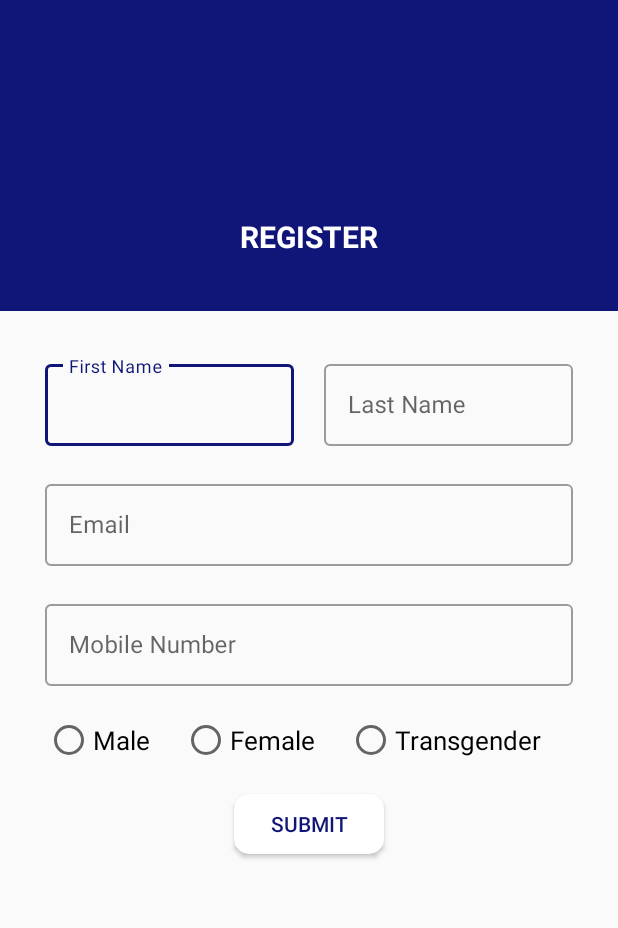
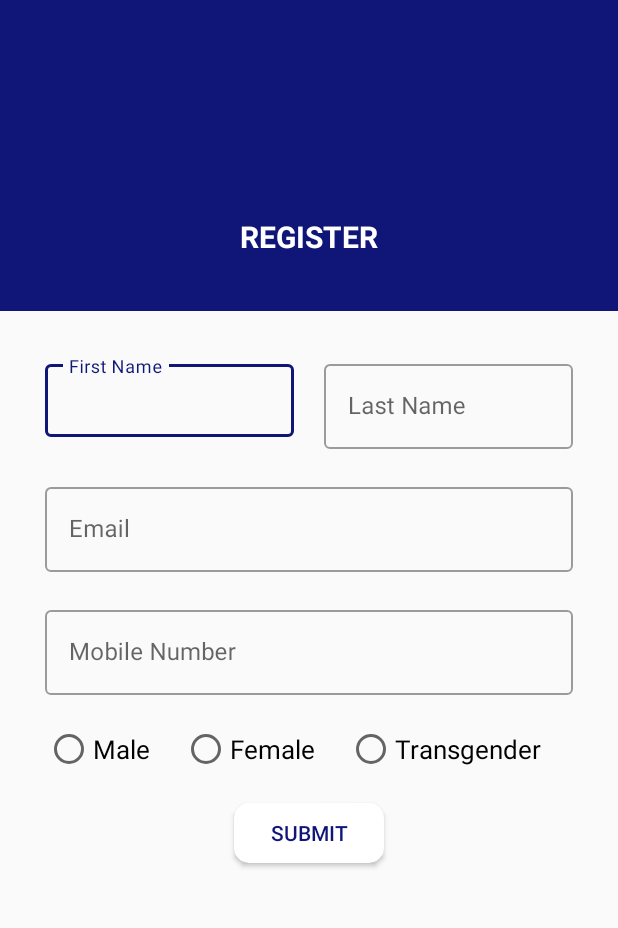
Before and after one commit to Samplemadmovegame/madmovegame_apk, an Android app: the layout fragment_register.xml on its own in the app's theme, with its tools: preview values and no code run, on a phone screen of 412 x 824 dp, the part 183-1111 px from its top. Run offline under Robolectric (Android 15) with nearby library versions, the phone set to English and light mode, and no system bars.

Commit message:
lasted code

```diff
--- a/app/src/main/res/layout/fragment_register.xml
+++ b/app/src/main/res/layout/fragment_register.xml
@@ -47,26 +47,24 @@
 
         <android.support.constraint.ConstraintLayout
             android:layout_width="match_parent"
-            android:padding="@dimen/login_page_padding"
-            android:layout_height="match_parent">
-
+            android:layout_height="match_parent"
+            android:padding="@dimen/login_page_padding">
 
             <android.support.design.widget.TextInputLayout
                 android:id="@+id/first_name_t_i_layout"
                 style="@style/Widget.MaterialComponents.TextInputLayout.OutlinedBox.Dense"
                 android:layout_width="@dimen/dim_0dp"
-                android:layout_height="@dimen/edit_text_height"
+                android:layout_height="wrap_content"
                 android:layout_marginEnd="@dimen/dim_20dp"
+                android:hint="@string/first_name"
                 app:layout_constraintLeft_toLeftOf="parent"
-                android:hint="@string/first_name"
                 app:layout_constraintRight_toLeftOf="@+id/last_name_t_i_layout"
                 app:layout_constraintTop_toTopOf="parent">
 
                 <android.support.design.widget.TextInputEditText
                     android:id="@+id/first_name_et"
                     android:layout_width="match_parent"
-                    android:layout_height="match_parent"
-                    />
+                    android:layout_height="wrap_content" />
 
             </android.support.design.widget.TextInputLayout>
 
@@ -74,19 +72,18 @@
                 android:id="@+id/last_name_t_i_layout"
                 style="@style/Widget.MaterialComponents.TextInputLayout.OutlinedBox"
                 android:layout_width="@dimen/dim_0dp"
-                android:layout_height="@dimen/edit_text_height"
+                android:layout_height="wrap_content"
                 android:layout_marginBottom="@dimen/margin_bwt_edit_text"
                 android:layout_toRightOf="@+id/first_name_t_i_layout"
+                android:hint="@string/last_name"
                 app:layout_constraintLeft_toRightOf="@+id/first_name_t_i_layout"
                 app:layout_constraintRight_toRightOf="parent"
-                android:hint="@string/last_name"
                 app:layout_constraintTop_toTopOf="parent">
 
                 <android.support.design.widget.TextInputEditText
                     android:id="@+id/last_name_et"
                     android:layout_width="match_parent"
-                    android:layout_height="match_parent"
-                     />
+                    android:layout_height="wrap_content" />
 
             </android.support.design.widget.TextInputLayout>
 
@@ -94,18 +91,17 @@
                 android:id="@+id/email_t_i_layout"
                 style="@style/Widget.MaterialComponents.TextInputLayout.OutlinedBox"
                 android:layout_width="match_parent"
-                android:layout_height="@dimen/edit_text_height"
+                android:layout_height="wrap_content"
                 android:layout_marginTop="@dimen/margin_bwt_edit_text"
                 android:layout_toRightOf="@+id/first_name_t_i_layout"
+                android:hint="@string/email"
                 app:layout_constraintRight_toRightOf="parent"
-                android:hint="@string/email"
-                app:layout_constraintTop_toBottomOf="@+id/first_name_t_i_layout">
+                app:layout_constraintTop_toBottomOf="@+id/last_name_t_i_layout">
 
                 <android.support.design.widget.TextInputEditText
                     android:id="@+id/email_et"
                     android:layout_width="match_parent"
-                    android:layout_height="match_parent"
-                    />
+                    android:layout_height="wrap_content" />
 
             </android.support.design.widget.TextInputLayout>
 
@@ -113,18 +109,17 @@
                 android:id="@+id/contact_t_i_layout"
                 style="@style/Widget.MaterialComponents.TextInputLayout.OutlinedBox"
                 android:layout_width="match_parent"
-                android:layout_height="@dimen/edit_text_height"
+                android:layout_height="wrap_content"
                 android:layout_marginTop="@dimen/margin_bwt_edit_text"
                 android:layout_toRightOf="@+id/first_name_t_i_layout"
+                android:hint="@string/contact"
                 app:layout_constraintRight_toRightOf="parent"
-                android:hint="@string/contact"
                 app:layout_constraintTop_toBottomOf="@+id/email_t_i_layout">
 
                 <android.support.design.widget.TextInputEditText
                     android:id="@+id/contact_et"
                     android:layout_width="match_parent"
-                    android:layout_height="match_parent"
-                    />
+                    android:layout_height="wrap_content" />
 
             </android.support.design.widget.TextInputLayout>
 
@@ -141,24 +136,24 @@
                     android:layout_width="wrap_content"
                     android:layout_height="wrap_content"
                     android:layout_weight="1"
-                    android:textSize="@dimen/dim_17sp"
-                    android:text="@string/male" />
+                    android:text="@string/male"
+                    android:textSize="@dimen/dim_17sp" />
 
                 <RadioButton
                     android:id="@+id/female"
                     android:layout_width="wrap_content"
                     android:layout_height="wrap_content"
                     android:layout_weight="1"
-                    android:textSize="@dimen/dim_17sp"
-                    android:text="@string/female" />
+                    android:text="@string/female"
+                    android:textSize="@dimen/dim_17sp" />
 
                 <RadioButton
                     android:id="@+id/trasgender"
                     android:layout_width="wrap_content"
                     android:layout_height="wrap_content"
                     android:layout_weight="1"
-                    android:textSize="@dimen/dim_17sp"
-                    android:text="@string/trangender" />
+                    android:text="@string/trangender"
+                    android:textSize="@dimen/dim_17sp" />
 
             </RadioGroup>
 
@@ -166,12 +161,12 @@
                 android:layout_width="@dimen/dim_100dp"
                 android:layout_height="@dimen/dim_40dp"
                 android:layout_centerHorizontal="true"
+                android:layout_marginTop="@dimen/dim_20dp"
                 android:layout_marginBottom="@dimen/dim_30dp"
-                android:layout_marginTop="@dimen/dim_20dp"
                 app:cardCornerRadius="@dimen/dim_10dp"
+                app:layout_constraintBottom_toBottomOf="parent"
                 app:layout_constraintLeft_toLeftOf="parent"
                 app:layout_constraintRight_toRightOf="parent"
-                app:layout_constraintBottom_toBottomOf="parent"
                 app:layout_constraintTop_toBottomOf="@id/radio_group_gender">
 
                 <Button
@@ -185,7 +180,6 @@
 
             </android.support.v7.widget.CardView>
 
-
         </android.support.constraint.ConstraintLayout>
 
 
```
Also changed, not shown: 1 other file.
